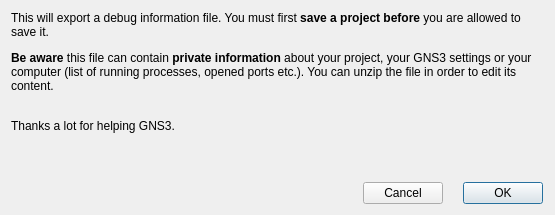
Before: the Qt Designer form gns3/ui/export_debug_dialog.ui in GNS3/gns3-gui, drawn with Qt 5.
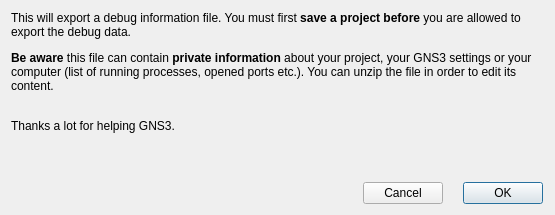
After: the same form once the commit is applied.

Commit message: Update debug information dialog.

Patch:
```diff
--- a/gns3/ui/export_debug_dialog.ui
+++ b/gns3/ui/export_debug_dialog.ui
@@ -26,7 +26,7 @@
    <item>
     <widget class="QLabel" name="label">
      <property name="text">
-      <string>&lt;html&gt;&lt;head/&gt;&lt;body&gt;&lt;p&gt;This will export a debug information file. You must first&lt;span style=&quot; font-weight:600;&quot;&gt; save a project before&lt;/span&gt; you are allowed to save it.&lt;/p&gt;&lt;p&gt;&lt;span style=&quot; font-weight:600;&quot;&gt;Be aware&lt;/span&gt; this file can contain &lt;span style=&quot; font-weight:600;&quot;&gt;private information&lt;/span&gt; about your project, your GNS3 settings or your computer (list of running processes, opened ports etc.). You can unzip the file in order to edit its content.&lt;/p&gt;&lt;p&gt;&lt;br/&gt;Thanks a lot for helping GNS3.&lt;/p&gt;&lt;/body&gt;&lt;/html&gt;</string>
+      <string>&lt;html&gt;&lt;head/&gt;&lt;body&gt;&lt;p&gt;This will export a debug information file. You must first&lt;span style=&quot; font-weight:600;&quot;&gt; save a project before&lt;/span&gt; you are allowed to export the debug data.&lt;/p&gt;&lt;p&gt;&lt;span style=&quot; font-weight:600;&quot;&gt;Be aware&lt;/span&gt; this file can contain &lt;span style=&quot; font-weight:600;&quot;&gt;private information&lt;/span&gt; about your project, your GNS3 settings or your computer (list of running processes, opened ports etc.). You can unzip the file in order to edit its content.&lt;/p&gt;&lt;p&gt;&lt;br/&gt;Thanks a lot for helping GNS3.&lt;/p&gt;&lt;/body&gt;&lt;/html&gt;</string>
      </property>
      <property name="textFormat">
       <enum>Qt::RichText</enum>
```
The commit also changes 1 other file.
